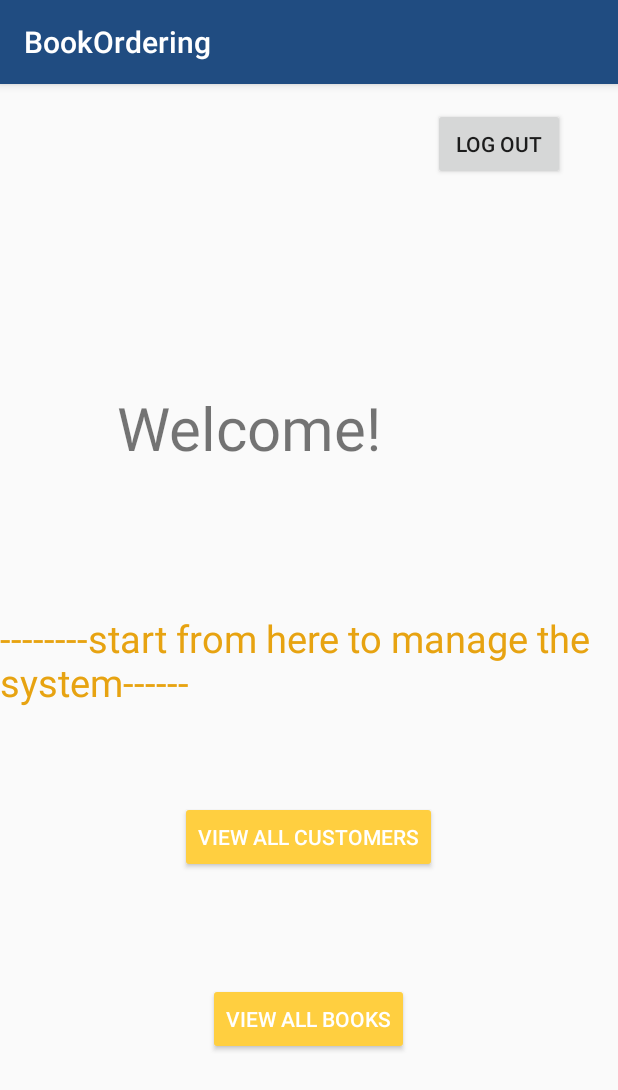
After one commit to GraceJi0/project, an Android app: the ManagerMainActivity screen opened directly, with no data from a screen before it, on a phone screen of 412 x 824 dp. The commit adds this screen. Shown: the top 1090 px of the screen. Run offline under Robolectric (Android 15) with nearby library versions, the phone set to English and light mode, and no system bars.

Commit message:
add manager main page
add manager main page with some buttons and texts, it's the page for manager to start to manage the system.

```diff
--- a/Project/BookOrderingSystem/app/src/main/AndroidManifest.xml
+++ b/Project/BookOrderingSystem/app/src/main/AndroidManifest.xml
@@ -22,6 +22,9 @@
             </intent-filter>
         </activity>
         <activity android:name=".presentation.ViewBookActivity"></activity>
+        <activity android:name=".presentation.ManagerMainActivity"></activity>
+        <activity android:name=".presentation.ManagerViewBooksActivity"></activity>
+        <activity android:name=".presentation.ManagerViewCustomerActivity"></activity>
     </application>
 
 </manifest>
--- /dev/null
+++ b/Project/BookOrderingSystem/app/src/main/java/comp3350project/bookorderingsystem/presentation/ManagerMainActivity.java
@@ -0,0 +1,66 @@
+package comp3350project.bookorderingsystem.presentation;
+
+import android.content.Intent;
+import android.os.Bundle;
+import android.support.v7.app.AppCompatActivity;
+import android.view.View;
+import android.widget.Button;
+import android.widget.TextView;
+import android.widget.Toast;
+
+import comp3350project.bookorderingsystem.R;
+import comp3350project.bookorderingsystem.application.Main;
+
+/**
+ * Created by dinghanji on 2017-06-13.
+ */
+
+public class ManagerMainActivity extends AppCompatActivity
+{
+
+    private String accountName;
+    @Override
+    protected void onCreate(Bundle savedInstanceState)
+    {
+        super.onCreate(savedInstanceState);
+        setContentView(R.layout.activity_manager_main);
+
+        Intent intent = getIntent();
+        accountName = intent.getStringExtra("name");
+        setText();
+        setButton();
+    }
+
+    public void setText()
+    {
+        TextView name = (TextView)findViewById(R.id.welcomeManagerText);
+        name.setText(accountName);
+    }
+
+    public void setButton()
+    {
+        Button viewCustomer = (Button)findViewById(R.id.viewCustomerButton);
+        viewCustomer.setOnClickListener(new View.OnClickListener()
+        {
+            @Override
+            public void onClick(View v)
+            {
+                Intent i = new Intent(ManagerMainActivity.this, ManagerViewCustomerActivity.class);
+                i.putExtra("name", accountName);
+                startActivity(i);
+            }
+        });
+
+        Button viewBook = (Button)findViewById(R.id.viewBookButton);
+        viewBook.setOnClickListener(new View.OnClickListener()
+        {
+            @Override
+            public void onClick(View v)
+            {
+                Intent i = new Intent(ManagerMainActivity.this, ManagerViewBooksActivity.class);
+                i.putExtra("name", accountName);
+                startActivity(i);
+            }
+        });
+    }
+}
--- a/Project/BookOrderingSystem/app/src/main/java/comp3350project/bookorderingsystem/presentation/ViewBookActivity.java
+++ b/Project/BookOrderingSystem/app/src/main/java/comp3350project/bookorderingsystem/presentation/ViewBookActivity.java
@@ -22,7 +22,8 @@ public class ViewBookActivity extends AppCompatActivity {
     public final static String EXTRA_MESSAGE = "comp3010_group10.bookordering.MESSAGE";
     private Book book;
     @Override
-    protected void onCreate(Bundle savedInstanceState) {
+    protected void onCreate(Bundle savedInstanceState)
+    {
         super.onCreate(savedInstanceState);
         setContentView(R.layout.activity_view_book);
         AccessCustomer accessCustomer = new AccessCustomer();
--- /dev/null
+++ b/Project/BookOrderingSystem/app/src/main/res/layout/activity_manager_main.xml
@@ -0,0 +1,70 @@
+<?xml version="1.0" encoding="utf-8"?>
+<RelativeLayout xmlns:android="http://schemas.android.com/apk/res/android"
+    android:layout_width="match_parent" android:layout_height="match_parent">
+
+    <Button
+        android:id="@+id/logOutButton"
+        android:layout_width="wrap_content"
+        android:layout_height="wrap_content"
+        android:layout_alignParentEnd="true"
+        android:layout_alignParentRight="true"
+        android:layout_alignParentTop="true"
+        android:layout_marginEnd="35dp"
+        android:layout_marginRight="35dp"
+        android:layout_marginTop="16dp"
+        android:text="log out" />
+
+    <TextView
+        android:id="@+id/welcomeText"
+        android:layout_width="wrap_content"
+        android:layout_height="wrap_content"
+        android:layout_alignLeft="@+id/startText"
+        android:layout_alignStart="@+id/startText"
+        android:layout_below="@+id/logOutButton"
+        android:layout_marginLeft="78dp"
+        android:layout_marginStart="78dp"
+        android:layout_marginTop="138dp"
+        android:text="Welcome!"
+        android:textSize="40dp" />
+
+    <TextView
+        android:textSize="40dp"
+        android:id="@+id/welcomeManagerText"
+        android:layout_width="wrap_content"
+        android:layout_height="wrap_content"
+        android:text="TextView"
+        android:layout_alignBaseline="@+id/welcomeText"
+        android:layout_alignBottom="@+id/welcomeText"
+        android:layout_toLeftOf="@+id/logOutButton"
+        android:layout_toStartOf="@+id/logOutButton" />
+
+    <Button
+        android:id="@+id/viewCustomerButton"
+        style="@style/Widget.AppCompat.Button.Colored"
+        android:layout_width="wrap_content"
+        android:layout_height="wrap_content"
+        android:text="view all customers"
+        android:layout_marginTop="222dp"
+        android:layout_below="@+id/welcomeManagerText"
+        android:layout_centerHorizontal="true" />
+
+    <Button
+        android:id="@+id/viewBookButton"
+        style="@style/Widget.AppCompat.Button.Colored"
+        android:layout_width="wrap_content"
+        android:layout_height="wrap_content"
+        android:layout_below="@+id/viewCustomerButton"
+        android:layout_centerHorizontal="true"
+        android:layout_marginTop="73dp"
+        android:text="view all books" />
+
+    <TextView
+        android:textColor="#e7a311"
+        android:textSize="25dp"
+        android:id="@+id/startText"
+        android:layout_width="wrap_content"
+        android:layout_height="wrap_content"
+        android:text="--------start from here to manage the system------"
+        android:layout_centerVertical="true"
+        android:layout_centerHorizontal="true" />
+</RelativeLayout>
--- /dev/null
+++ b/Project/BookOrderingSystem/app/src/main/res/layout/activity_manager_viewbook.xml
@@ -0,0 +1,5 @@
+<?xml version="1.0" encoding="utf-8"?>
+<RelativeLayout xmlns:android="http://schemas.android.com/apk/res/android"
+    android:layout_width="match_parent" android:layout_height="match_parent">
+
+</RelativeLayout>
--- /dev/null
+++ b/Project/BookOrderingSystem/app/src/main/res/layout/activity_manager_viewcustomer.xml
@@ -0,0 +1,5 @@
+<?xml version="1.0" encoding="utf-8"?>
+<RelativeLayout xmlns:android="http://schemas.android.com/apk/res/android"
+    android:layout_width="match_parent" android:layout_height="match_parent">
+
+</RelativeLayout>
```
Also changed, not shown: Project/BookOrderingSystem/app/src/main/java/comp3350project/bookorderingsystem/presentation/MainActivity.java (+41 -1 lines), Project/BookOrderingSystem/app/src/main/java/comp3350project/bookorderingsystem/presentation/ManagerViewBooksActivity.java (added, +26 -0 lines), Project/BookOrderingSystem/app/src/main/java/comp3350project/bookorderingsystem/presentation/ManagerViewCustomerActivity.java (added, +27 -0 lines), Project/BookOrderingSystem/app/src/main/res/layout/activity_main.xml (+11 -0 lines).
